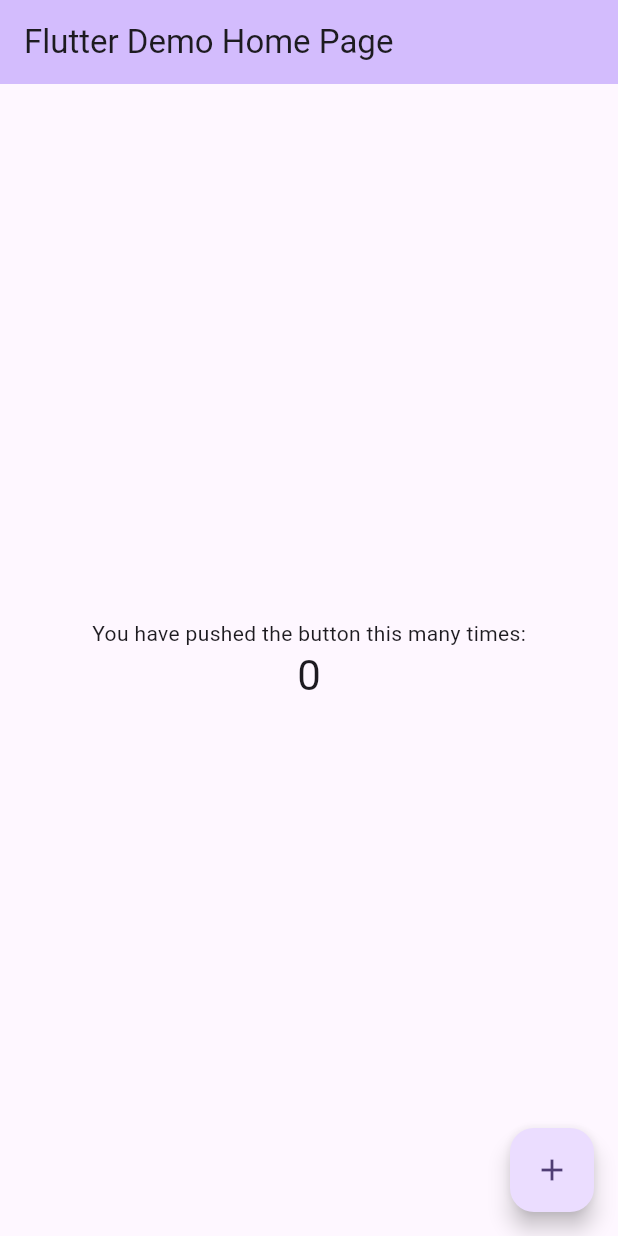
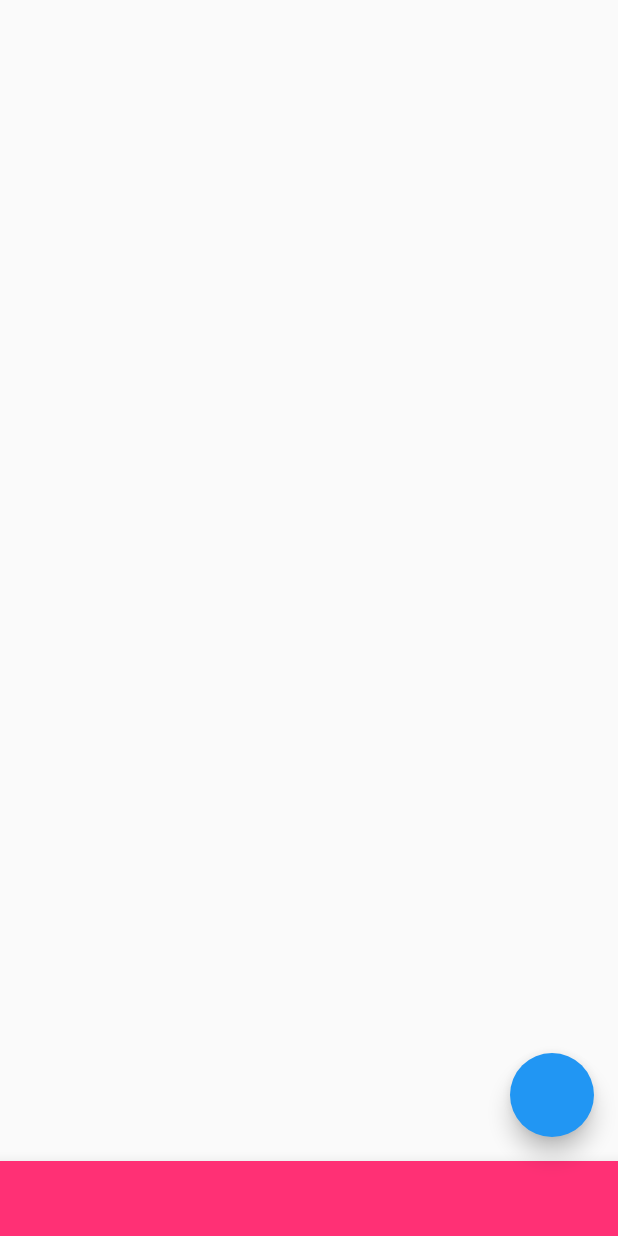
Before and after one commit to Firsta30/hi_we, a Flutter app: the screen it shows after launch, on a phone screen of 412 x 824 dp. Run offline on Flutter 3.47's test engine with Material 2 defaults, Android fonts, the phone set to English and light mode, and no system bars.

Commit message:
new package and modify main dart

```diff
--- /dev/null
+++ b/lib/StartingScreen.dart
@@ -0,0 +1,22 @@
+import 'package:flutter/material.dart';
+
+class StartingScreen extends StatefulWidget {
+  @override
+  State<StartingScreen> createState() => _StartingScreenState();
+}
+
+class _StartingScreenState extends State<StartingScreen> {
+  @override
+  Widget build(BuildContext context) {
+    return Scaffold(
+      bottomNavigationBar: Container(
+        height: 50,
+        child: BottomAppBar(
+          shape: CircularNotchedRectangle(),
+          color: const Color.fromARGB(255, 255, 48, 117),
+        ),
+      ),
+      floatingActionButton: FloatingActionButton(onPressed: () {}),
+    );
+  }
+}
--- a/lib/main.dart
+++ b/lib/main.dart
@@ -1,4 +1,5 @@
 import 'package:flutter/material.dart';
+import 'package:hi_we/StartingScreen.dart';
 
 void main() {
   runApp(const MyApp());
@@ -11,115 +12,7 @@ class MyApp extends StatelessWidget {
   @override
   Widget build(BuildContext context) {
     return MaterialApp(
-      title: 'Flutter Demo',
-      theme: ThemeData(
-        // This is the theme of your application.
-        //
-        // TRY THIS: Try running your application with "flutter run". You'll see
-        // the application has a blue toolbar. Then, without quitting the app,
-        // try changing the seedColor in the colorScheme below to Colors.green
-        // and then invoke "hot reload" (save your changes or press the "hot
-        // reload" button in a Flutter-supported IDE, or press "r" if you used
-        // the command line to start the app).
-        //
-        // Notice that the counter didn't reset back to zero; the application
-        // state is not lost during the reload. To reset the state, use hot
-        // restart instead.
-        //
-        // This works for code too, not just values: Most code changes can be
-        // tested with just a hot reload.
-        colorScheme: ColorScheme.fromSeed(seedColor: Colors.deepPurple),
-        useMaterial3: true,
-      ),
-      home: const MyHomePage(title: 'Flutter Demo Home Page'),
+      home: StartingScreen(),
     );
   }
 }
-
-class MyHomePage extends StatefulWidget {
-  const MyHomePage({super.key, required this.title});
-
-  // This widget is the home page of your application. It is stateful, meaning
-  // that it has a State object (defined below) that contains fields that affect
-  // how it looks.
-
-  // This class is the configuration for the state. It holds the values (in this
-  // case the title) provided by the parent (in this case the App widget) and
-  // used by the build method of the State. Fields in a Widget subclass are
-  // always marked "final".
-
-  final String title;
-
-  @override
-  State<MyHomePage> createState() => _MyHomePageState();
-}
-
-class _MyHomePageState extends State<MyHomePage> {
-  int _counter = 0;
-
-  void _incrementCounter() {
-    setState(() {
-      // This call to setState tells the Flutter framework that something has
-      // changed in this State, which causes it to rerun the build method below
-      // so that the display can reflect the updated values. If we changed
-      // _counter without calling setState(), then the build method would not be
-      // called again, and so nothing would appear to happen.
-      _counter++;
-    });
-  }
-
-  @override
-  Widget build(BuildContext context) {
-    // This method is rerun every time setState is called, for instance as done
-    // by the _incrementCounter method above.
-    //
-    // The Flutter framework has been optimized to make rerunning build methods
-    // fast, so that you can just rebuild anything that needs updating rather
-    // than having to individually change instances of widgets.
-    return Scaffold(
-      appBar: AppBar(
-        // TRY THIS: Try changing the color here to a specific color (to
-        // Colors.amber, perhaps?) and trigger a hot reload to see the AppBar
-        // change color while the other colors stay the same.
-        backgroundColor: Theme.of(context).colorScheme.inversePrimary,
-        // Here we take the value from the MyHomePage object that was created by
-        // the App.build method, and use it to set our appbar title.
-        title: Text(widget.title),
-      ),
-      body: Center(
-        // Center is a layout widget. It takes a single child and positions it
-        // in the middle of the parent.
-        child: Column(
-          // Column is also a layout widget. It takes a list of children and
-          // arranges them vertically. By default, it sizes itself to fit its
-          // children horizontally, and tries to be as tall as its parent.
-          //
-          // Column has various properties to control how it sizes itself and
-          // how it positions its children. Here we use mainAxisAlignment to
-          // center the children vertically; the main axis here is the vertical
-          // axis because Columns are vertical (the cross axis would be
-          // horizontal).
-          //
-          // TRY THIS: Invoke "debug painting" (choose the "Toggle Debug Paint"
-          // action in the IDE, or press "p" in the console), to see the
-          // wireframe for each widget.
-          mainAxisAlignment: MainAxisAlignment.center,
-          children: <Widget>[
-            const Text(
-              'You have pushed the button this many times:',
-            ),
-            Text(
-              '$_counter',
-              style: Theme.of(context).textTheme.headlineMedium,
-            ),
-          ],
-        ),
-      ),
-      floatingActionButton: FloatingActionButton(
-        onPressed: _incrementCounter,
-        tooltip: 'Increment',
-        child: const Icon(Icons.add),
-      ), // This trailing comma makes auto-formatting nicer for build methods.
-    );
-  }
-}
```
